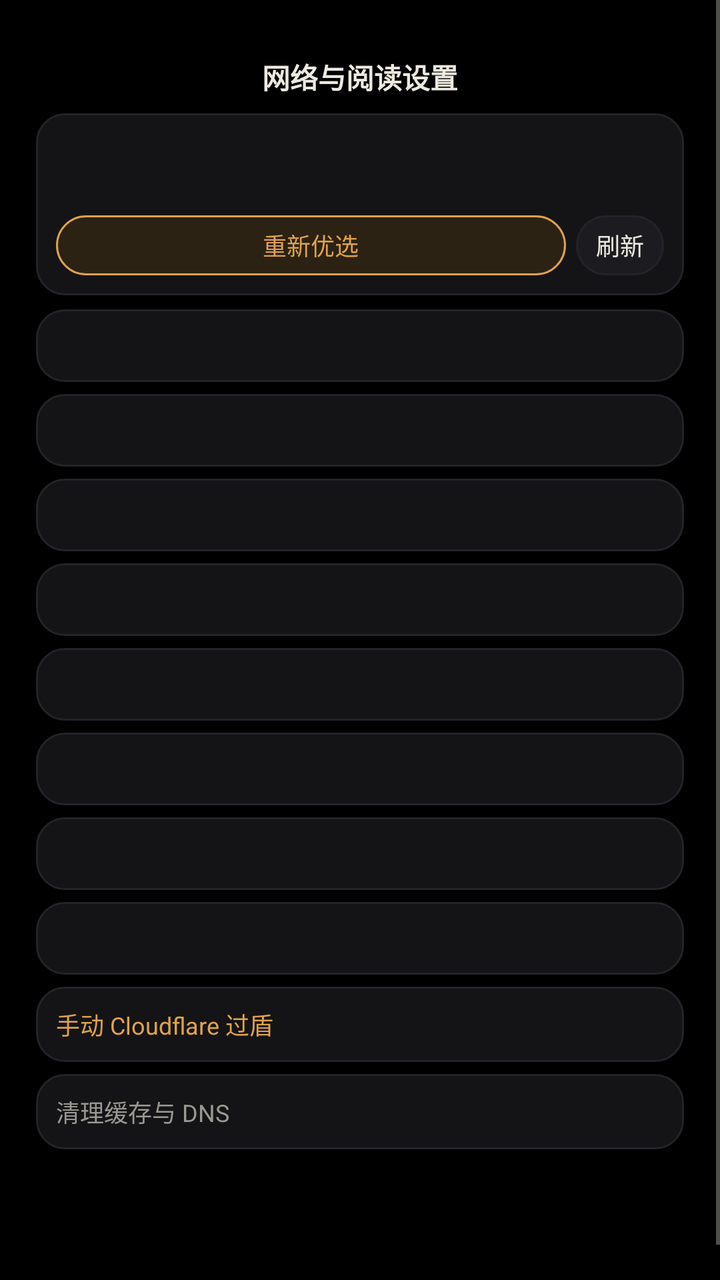
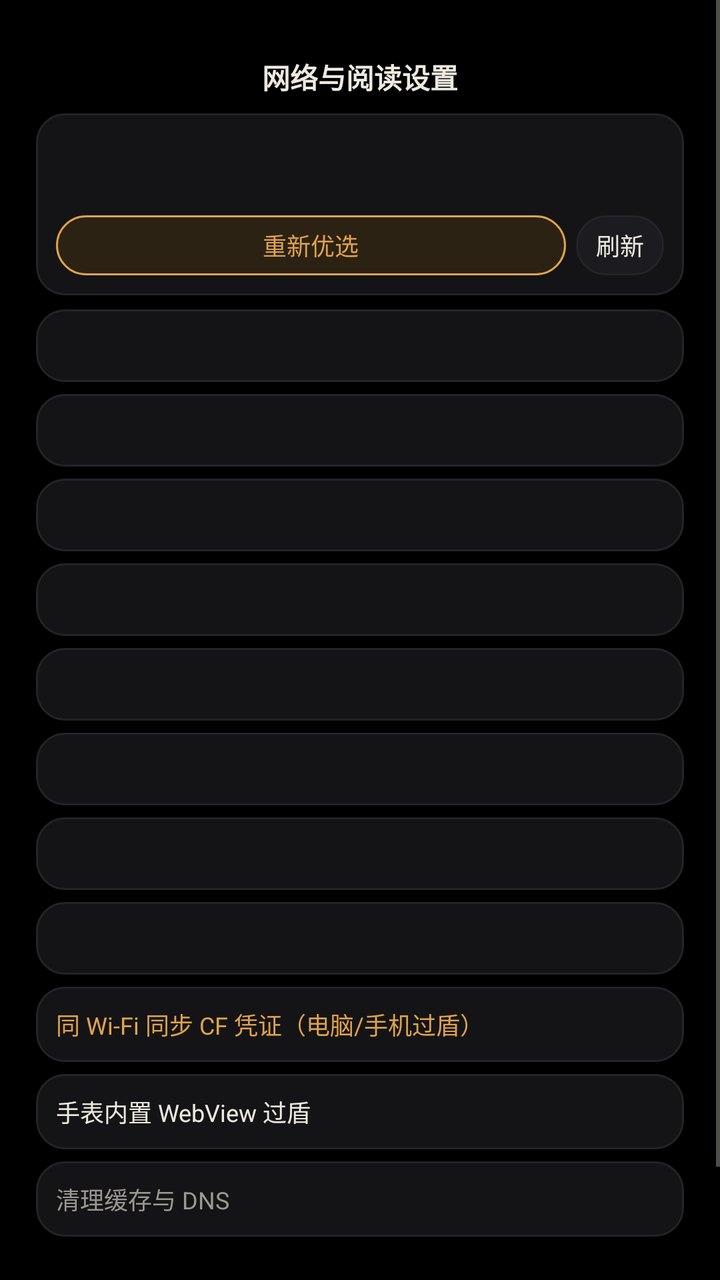

Two renders of the same Android screen: before a commit and after it. Below are the layout's source before the change and the commit's diff.
<!-- AndroidManifest.xml: application theme Theme.CFluxDoWatch -->
<!-- res/layout/activity_settings.xml -->
<?xml version="1.0" encoding="utf-8"?>
<ScrollView xmlns:android="http://schemas.android.com/apk/res/android"
    android:id="@+id/scrollView"
    android:layout_width="match_parent"
    android:layout_height="match_parent"
    android:background="@color/oled_bg"
    android:focusable="true"
    android:focusableInTouchMode="true"
    android:scrollbars="vertical"
    android:scrollbarSize="2dp"
    android:overScrollMode="never">

    <LinearLayout
        android:layout_width="match_parent"
        android:layout_height="wrap_content"
        android:orientation="vertical"
        android:paddingStart="18dp"
        android:paddingEnd="18dp"
        android:paddingTop="28dp"
        android:paddingBottom="60dp">

        <TextView
            android:layout_width="match_parent"
            android:layout_height="wrap_content"
            android:text="网络与阅读设置"
            android:textColor="@color/text_primary"
            android:textSize="14sp"
            android:textStyle="bold"
            android:gravity="center"
            android:layout_marginBottom="8dp" />

        
        <LinearLayout
            android:layout_width="match_parent"
            android:layout_height="wrap_content"
            android:orientation="vertical"
            android:background="@drawable/bg_card"
            android:padding="10dp"
            android:layout_marginBottom="7dp">

            <TextView
                android:id="@+id/tvGatewayStatus"
                android:layout_width="match_parent"
                android:layout_height="wrap_content"
                android:textColor="@color/status_ok"
                android:textSize="12sp"
                android:textStyle="bold" />

            <TextView
                android:id="@+id/tvWinnerInfo"
                android:layout_width="match_parent"
                android:layout_height="wrap_content"
                android:textColor="@color/text_secondary"
                android:textSize="11sp"
                android:layout_marginTop="3dp" />

            <LinearLayout
                android:layout_width="match_parent"
                android:layout_height="wrap_content"
                android:orientation="horizontal"
                android:layout_marginTop="7dp">

                <TextView
                    android:id="@+id/btnRerace"
                    style="@style/WatchPillButton"
                    android:layout_width="0dp"
                    android:layout_height="wrap_content"
                    android:layout_weight="1"
                    android:background="@drawable/bg_pill_accent"
                    android:textColor="@color/accent"
                    android:text="重新优选"
                    android:layout_marginEnd="5dp" />

                <TextView
                    android:id="@+id/btnRefreshStatus"
                    style="@style/WatchPillButton"
                    android:layout_width="wrap_content"
                    android:layout_height="wrap_content"
                    android:text="刷新" />
            </LinearLayout>
        </LinearLayout>

        
        <TextView
            android:id="@+id/btnToggleDoh"
            android:layout_width="match_parent"
            android:layout_height="wrap_content"
            android:background="@drawable/bg_card"
            android:padding="10dp"
            android:textColor="@color/text_primary"
            android:textSize="12sp"
            android:layout_marginBottom="6dp" />

        <TextView
            android:id="@+id/btnCycleIpv6"
            android:layout_width="match_parent"
            android:layout_height="wrap_content"
            android:background="@drawable/bg_card"
            android:padding="10dp"
            android:textColor="@color/text_primary"
            android:textSize="12sp"
            android:layout_marginBottom="6dp" />

        <TextView
            android:id="@+id/btnToggleBrowserTls"
            android:layout_width="match_parent"
            android:layout_height="wrap_content"
            android:background="@drawable/bg_card"
            android:padding="10dp"
            android:textColor="@color/text_primary"
            android:textSize="12sp"
            android:layout_marginBottom="6dp" />

        <TextView
            android:id="@+id/btnCustomNode"
            android:layout_width="match_parent"
            android:layout_height="wrap_content"
            android:background="@drawable/bg_card"
            android:padding="10dp"
            android:textColor="@color/text_primary"
            android:textSize="12sp"
            android:layout_marginBottom="6dp" />

        
        <TextView
            android:id="@+id/btnCycleFontSize"
            android:layout_width="match_parent"
            android:layout_height="wrap_content"
            android:background="@drawable/bg_card"
            android:padding="10dp"
            android:textColor="@color/text_primary"
            android:textSize="12sp"
            android:layout_marginBottom="6dp" />

        <TextView
            android:id="@+id/btnToggleAutoImage"
            android:layout_width="match_parent"
            android:layout_height="wrap_content"
            android:background="@drawable/bg_card"
            android:padding="10dp"
            android:textColor="@color/text_primary"
            android:textSize="12sp"
            android:layout_marginBottom="6dp" />

        
        <TextView
            android:id="@+id/btnToggleRotaryHaptics"
            android:layout_width="match_parent"
            android:layout_height="wrap_content"
            android:background="@drawable/bg_card"
            android:padding="10dp"
            android:textColor="@color/text_primary"
            android:textSize="12sp"
            android:layout_marginBottom="6dp" />

        <TextView
            android:id="@+id/btnToggleRotaryReverse"
            android:layout_width="match_parent"
            android:layout_height="wrap_content"
            android:background="@drawable/bg_card"
            android:padding="10dp"
            android:textColor="@color/text_primary"
            android:textSize="12sp"
            android:layout_marginBottom="6dp" />

        
        <TextView
            android:id="@+id/btnManualCf"
            android:layout_width="match_parent"
            android:layout_height="wrap_content"
            android:background="@drawable/bg_card"
            android:padding="10dp"
            android:textColor="@color/accent"
            android:textSize="12sp"
            android:text="手动 Cloudflare 过盾"
            android:layout_marginBottom="6dp" />

        <TextView
            android:id="@+id/btnClearCache"
            android:layout_width="match_parent"
            android:layout_height="wrap_content"
            android:background="@drawable/bg_card"
            android:padding="10dp"
            android:textColor="@color/text_secondary"
            android:textSize="12sp"
            android:text="清理缓存与 DNS"
            android:layout_marginBottom="6dp" />

        <TextView
            android:id="@+id/tvVersionInfo"
            android:layout_width="match_parent"
            android:layout_height="wrap_content"
            android:textColor="@color/text_muted"
            android:textSize="10sp"
            android:gravity="center"
            android:layout_marginTop="4dp" />

    </LinearLayout>
</ScrollView>
<!-- resources referenced by this layout -->
<resources>
  <color name="accent">#E0A24D</color>
  <color name="oled_bg">#000000</color>
  <color name="status_ok">#5CC983</color>
  <color name="text_muted">#6E6D69</color>
  <color name="text_primary">#EDE9E0</color>
  <color name="text_secondary">#9A9892</color>
  <!-- drawable bg_card (drawable) -->
  <?xml version="1.0" encoding="utf-8"?>
  <ripple xmlns:android="http://schemas.android.com/apk/res/android"
      android:color="#33FFFFFF">
      <item>
          <shape android:shape="rectangle">
              <solid android:color="@color/surface_card" />
              <corners android:radius="14dp" />
              <stroke android:width="1dp" android:color="@color/divider" />
          </shape>
      </item>
  </ripple>
  <!-- drawable bg_pill_accent (drawable) -->
  <?xml version="1.0" encoding="utf-8"?>
  <ripple xmlns:android="http://schemas.android.com/apk/res/android"
      android:color="#44FFFFFF">
      <item>
          <shape android:shape="rectangle">
              <solid android:color="@color/accent_soft" />
              <corners android:radius="999dp" />
              <stroke android:width="1dp" android:color="@color/accent" />
          </shape>
      </item>
  </ripple>
  <style name="WatchPillButton">
          <item name="android:background">@drawable/bg_pill</item>
          <item name="android:textColor">@color/text_primary</item>
          <item name="android:textSize">12sp</item>
          <item name="android:gravity">center</item>
          <item name="android:paddingStart">10dp</item>
          <item name="android:paddingEnd">10dp</item>
          <item name="android:paddingTop">5dp</item>
          <item name="android:paddingBottom">5dp</item>
          <item name="android:minHeight">30dp</item>
      </style>
  <style name="Theme.CFluxDoWatch" parent="Theme.AppCompat.NoActionBar">
          <item name="android:windowBackground">@color/oled_bg</item>
          <item name="android:colorBackground">@color/oled_bg</item>
          <item name="android:statusBarColor">@color/oled_bg</item>
          <item name="android:navigationBarColor">@color/oled_bg</item>
          <item name="android:textColorPrimary">@color/text_primary</item>
          <item name="android:textColorSecondary">@color/text_secondary</item>
          <item name="colorAccent">@color/accent</item>
          <item name="android:windowSwipeToDismiss">true</item>
      </style>
  <color name="surface_card">#141416</color>
  <color name="divider">#232328</color>
  <color name="accent_soft">#2B2214</color>
  <!-- drawable bg_pill (drawable) -->
  <?xml version="1.0" encoding="utf-8"?>
  <ripple xmlns:android="http://schemas.android.com/apk/res/android"
      android:color="#33FFFFFF">
      <item>
          <shape android:shape="rectangle">
              <solid android:color="@color/surface_pill" />
              <corners android:radius="999dp" />
              <stroke android:width="1dp" android:color="@color/divider" />
          </shape>
      </item>
  </ripple>
  <color name="surface_pill">#1C1C20</color>
</resources>

<!-- the commit's change to res/layout/activity_settings.xml (unified diff, before → after) -->
@@ -165,14 +165,25 @@
 
         
         <TextView
+            android:id="@+id/btnLanCfSync"
+            android:layout_width="match_parent"
+            android:layout_height="wrap_content"
+            android:background="@drawable/bg_card"
+            android:padding="10dp"
+            android:textColor="@color/accent"
+            android:textSize="12sp"
+            android:text="同 Wi-Fi 同步 CF 凭证（电脑/手机过盾）"
+            android:layout_marginBottom="6dp" />
+
+        <TextView
             android:id="@+id/btnManualCf"
             android:layout_width="match_parent"
             android:layout_height="wrap_content"
             android:background="@drawable/bg_card"
             android:padding="10dp"
-            android:textColor="@color/accent"
-            android:textSize="12sp"
-            android:text="手动 Cloudflare 过盾"
+            android:textColor="@color/text_primary"
+            android:textSize="12sp"
+            android:text="手表内置 WebView 过盾"
             android:layout_marginBottom="6dp" />
 
         <TextView
